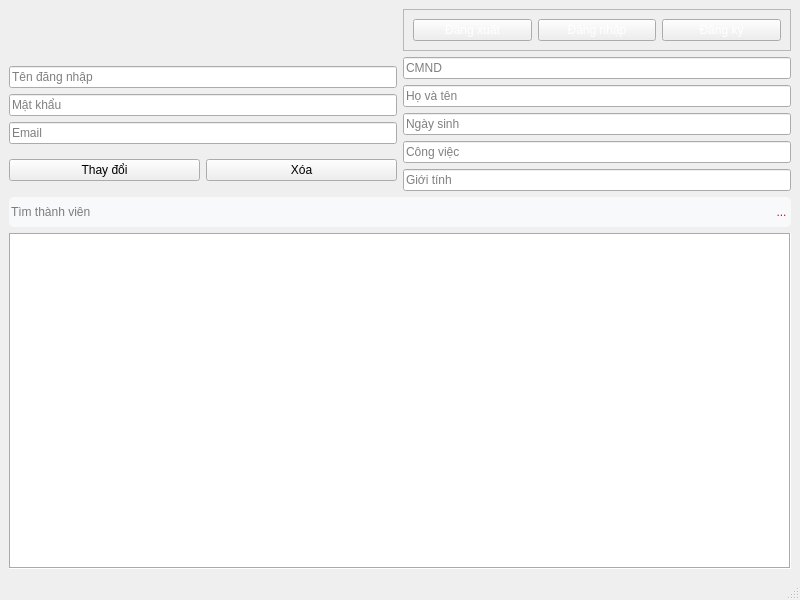
The window that managergui.ui (fantasyinferno/libpro) describes before a commit, drawn with Qt 5.
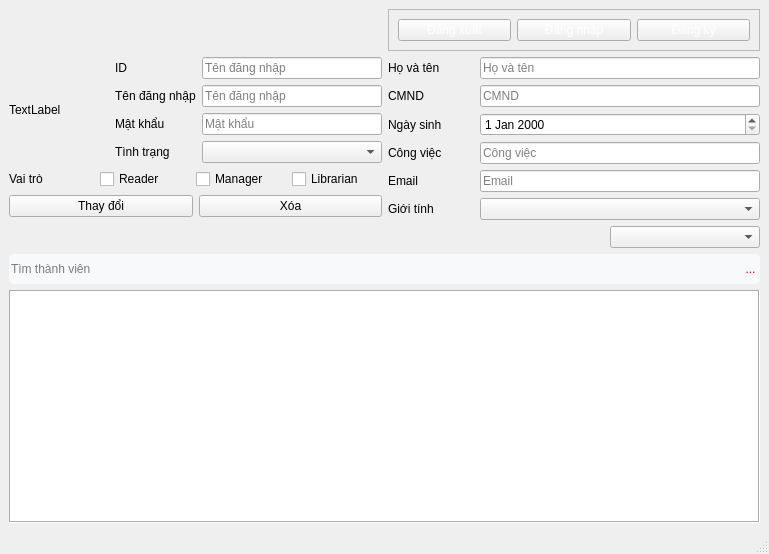
The same window after the commit. Icons and pictures are not drawn.

```diff
--- a/managergui.ui
+++ b/managergui.ui
@@ -6,8 +6,8 @@
    <rect>
     <x>0</x>
     <y>0</y>
-    <width>800</width>
-    <height>600</height>
+    <width>769</width>
+    <height>554</height>
    </rect>
   </property>
   <property name="windowTitle">
@@ -119,26 +119,285 @@
           <item>
            <layout class="QVBoxLayout" name="verticalLayout">
             <item>
-             <widget class="QLineEdit" name="tenDangNhap">
-              <property name="placeholderText">
-               <string>Tên đăng nhập</string>
+             <layout class="QHBoxLayout" name="horizontalLayout_15">
+              <property name="bottomMargin">
+               <number>0</number>
               </property>
+              <item>
+               <widget class="QLabel" name="label_12">
+                <property name="sizePolicy">
+                 <sizepolicy hsizetype="Fixed" vsizetype="Fixed">
+                  <horstretch>0</horstretch>
+                  <verstretch>0</verstretch>
+                 </sizepolicy>
+                </property>
+                <property name="minimumSize">
+                 <size>
+                  <width>100</width>
+                  <height>100</height>
+                 </size>
+                </property>
+                <property name="text">
+                 <string>TextLabel</string>
+                </property>
+               </widget>
+              </item>
+              <item>
+               <layout class="QVBoxLayout" name="verticalLayout_7">
+                <property name="bottomMargin">
+                 <number>0</number>
+                </property>
+                <item>
+                 <layout class="QHBoxLayout" name="horizontalLayout_14">
+                  <property name="bottomMargin">
+                   <number>0</number>
+                  </property>
+                  <item>
+                   <widget class="QLabel" name="label_11">
+                    <property name="text">
+                     <string>ID</string>
+                    </property>
+                   </widget>
+                  </item>
+                  <item>
+                   <spacer name="horizontalSpacer_11">
+                    <property name="orientation">
+                     <enum>Qt::Horizontal</enum>
+                    </property>
+                    <property name="sizeHint" stdset="0">
+                     <size>
+                      <width>0</width>
+                      <height>20</height>
+                     </size>
+                    </property>
+                   </spacer>
+                  </item>
+                  <item>
+                   <widget class="QLineEdit" name="id">
+                    <property name="sizePolicy">
+                     <sizepolicy hsizetype="Fixed" vsizetype="Fixed">
+                      <horstretch>0</horstretch>
+                      <verstretch>0</verstretch>
+                     </sizepolicy>
+                    </property>
+                    <property name="minimumSize">
+                     <size>
+                      <width>180</width>
+                      <height>0</height>
+                     </size>
+                    </property>
+                    <property name="placeholderText">
+                     <string>Tên đăng nhập</string>
+                    </property>
+                   </widget>
+                  </item>
+                 </layout>
+                </item>
+                <item>
+                 <layout class="QHBoxLayout" name="horizontalLayout_7">
+                  <property name="bottomMargin">
+                   <number>0</number>
+                  </property>
+                  <item>
+                   <widget class="QLabel" name="label">
+                    <property name="text">
+                     <string>Tên đăng nhập</string>
+                    </property>
+                   </widget>
+                  </item>
+                  <item>
+                   <spacer name="horizontalSpacer_2">
+                    <property name="orientation">
+                     <enum>Qt::Horizontal</enum>
+                    </property>
+                    <property name="sizeHint" stdset="0">
+                     <size>
+                      <width>0</width>
+                      <height>20</height>
+                     </size>
+                    </property>
+                   </spacer>
+                  </item>
+                  <item>
+                   <widget class="QLineEdit" name="tenDangNhap">
+                    <property name="sizePolicy">
+                     <sizepolicy hsizetype="Fixed" vsizetype="Fixed">
+                      <horstretch>0</horstretch>
+                      <verstretch>0</verstretch>
+                     </sizepolicy>
+                    </property>
+                    <property name="minimumSize">
+                     <size>
+                      <width>180</width>
+                      <height>0</height>
+                     </size>
+                    </property>
+                    <property name="placeholderText">
+                     <string>Tên đăng nhập</string>
+                    </property>
+                   </widget>
+                  </item>
+                 </layout>
+                </item>
+                <item>
+                 <layout class="QHBoxLayout" name="horizontalLayout_9">
+                  <property name="bottomMargin">
+                   <number>0</number>
+                  </property>
+                  <item>
+                   <widget class="QLabel" name="label_2">
+                    <property name="text">
+                     <string>Mật khẩu</string>
+                    </property>
+                   </widget>
+                  </item>
+                  <item>
+                   <spacer name="horizontalSpacer_3">
+                    <property name="orientation">
+                     <enum>Qt::Horizontal</enum>
+                    </property>
+                    <property name="sizeHint" stdset="0">
+                     <size>
+                      <width>0</width>
+                      <height>20</height>
+                     </size>
+                    </property>
+                   </spacer>
+                  </item>
+                  <item>
+                   <widget class="QLineEdit" name="matKhau">
+                    <property name="sizePolicy">
+                     <sizepolicy hsizetype="Fixed" vsizetype="Fixed">
+                      <horstretch>0</horstretch>
+                      <verstretch>0</verstretch>
+                     </sizepolicy>
+                    </property>
+                    <property name="minimumSize">
+                     <size>
+                      <width>180</width>
+                      <height>0</height>
+                     </size>
+                    </property>
+                    <property name="text">
+                     <string/>
+                    </property>
+                    <property name="placeholderText">
+                     <string>Mật khẩu</string>
+                    </property>
+                   </widget>
+                  </item>
+                 </layout>
+                </item>
+                <item>
+                 <layout class="QHBoxLayout" name="horizontalLayout_11">
+                  <property name="bottomMargin">
+                   <number>0</number>
+                  </property>
+                  <item>
+                   <widget class="QLabel" name="label_4">
+                    <property name="text">
+                     <string>Tình trạng</string>
+                    </property>
+                   </widget>
+                  </item>
+                  <item>
+                   <spacer name="horizontalSpacer_5">
+                    <property name="orientation">
+                     <enum>Qt::Horizontal</enum>
+                    </property>
+                    <property name="sizeHint" stdset="0">
+                     <size>
+                      <width>0</width>
+                      <height>20</height>
+                     </size>
+                    </property>
+                   </spacer>
+                  </item>
+                  <item>
+                   <widget class="QComboBox" name="tinhTrang">
+                    <property name="sizePolicy">
+                     <sizepolicy hsizetype="Fixed" vsizetype="Fixed">
+                      <horstretch>0</horstretch>
+                      <verstretch>0</verstretch>
+                     </sizepolicy>
+                    </property>
+                    <property name="minimumSize">
+                     <size>
+                      <width>180</width>
+                      <height>0</height>
+                     </size>
+                    </property>
+                   </widget>
+                  </item>
+                 </layout>
+                </item>
+               </layout>
+              </item>
+             </layout>
+            </item>
+           </layout>
+          </item>
+          <item>
+           <layout class="QHBoxLayout" name="horizontalLayout_19">
+            <property name="bottomMargin">
+             <number>0</number>
+            </property>
+            <item>
+             <widget class="QLabel" name="label_10">
+              <property name="text">
+               <string>Vai trò</string>
+              </property>
              </widget>
             </item>
             <item>
-             <widget class="QLineEdit" name="matKhau">
+             <spacer name="horizontalSpacer_12">
+              <property name="orientation">
+               <enum>Qt::Horizontal</enum>
+              </property>
+              <property name="sizeHint" stdset="0">
+               <size>
+                <width>0</width>
+                <height>20</height>
+               </size>
+              </property>
+             </spacer>
+            </item>
+            <item>
+             <widget class="QCheckBox" name="reader">
+              <property name="minimumSize">
+               <size>
+                <width>90</width>
+                <height>0</height>
+               </size>
+              </property>
               <property name="text">
-               <string/>
+               <string>Reader</string>
               </property>
-              <property name="placeholderText">
-               <string>Mật khẩu</string>
+             </widget>
+            </item>
+            <item>
+             <widget class="QCheckBox" name="manager">
+              <property name="minimumSize">
+               <size>
+                <width>90</width>
+                <height>0</height>
+               </size>
               </property>
+              <property name="text">
+               <string>Manager</string>
+              </property>
              </widget>
             </item>
             <item>
-             <widget class="QLineEdit" name="email">
-              <property name="placeholderText">
-               <string>Email</string>
+             <widget class="QCheckBox" name="librarian">
+              <property name="minimumSize">
+               <size>
+                <width>90</width>
+                <height>0</height>
+               </size>
+              </property>
+              <property name="text">
+               <string>Librarian</string>
               </property>
              </widget>
             </item>
@@ -167,39 +426,268 @@
         <item>
          <layout class="QVBoxLayout" name="verticalLayout_3">
           <item>
-           <widget class="QLineEdit" name="CMND">
-            <property name="placeholderText">
-             <string>CMND</string>
+           <layout class="QHBoxLayout" name="horizontalLayout_13">
+            <property name="bottomMargin">
+             <number>0</number>
             </property>
-           </widget>
+            <item>
+             <widget class="QLabel" name="label_6">
+              <property name="text">
+               <string>Họ và tên</string>
+              </property>
+             </widget>
+            </item>
+            <item>
+             <spacer name="horizontalSpacer_7">
+              <property name="orientation">
+               <enum>Qt::Horizontal</enum>
+              </property>
+              <property name="sizeHint" stdset="0">
+               <size>
+                <width>0</width>
+                <height>20</height>
+               </size>
+              </property>
+             </spacer>
+            </item>
+            <item>
+             <widget class="QLineEdit" name="hoVaTen">
+              <property name="sizePolicy">
+               <sizepolicy hsizetype="Fixed" vsizetype="Fixed">
+                <horstretch>0</horstretch>
+                <verstretch>0</verstretch>
+               </sizepolicy>
+              </property>
+              <property name="minimumSize">
+               <size>
+                <width>280</width>
+                <height>0</height>
+               </size>
+              </property>
+              <property name="placeholderText">
+               <string>Họ và tên</string>
+              </property>
+             </widget>
+            </item>
+           </layout>
           </item>
           <item>
-           <widget class="QLineEdit" name="hoVaTen">
-            <property name="placeholderText">
-             <string>Họ và tên</string>
+           <layout class="QHBoxLayout" name="horizontalLayout_12">
+            <property name="bottomMargin">
+             <number>0</number>
             </property>
-           </widget>
+            <item>
+             <widget class="QLabel" name="label_5">
+              <property name="text">
+               <string>CMND</string>
+              </property>
+             </widget>
+            </item>
+            <item>
+             <spacer name="horizontalSpacer_6">
+              <property name="orientation">
+               <enum>Qt::Horizontal</enum>
+              </property>
+              <property name="sizeHint" stdset="0">
+               <size>
+                <width>0</width>
+                <height>20</height>
+               </size>
+              </property>
+             </spacer>
+            </item>
+            <item>
+             <widget class="QLineEdit" name="CMND">
+              <property name="sizePolicy">
+               <sizepolicy hsizetype="Fixed" vsizetype="Fixed">
+                <horstretch>0</horstretch>
+                <verstretch>0</verstretch>
+               </sizepolicy>
+              </property>
+              <property name="minimumSize">
+               <size>
+                <width>280</width>
+                <height>0</height>
+               </size>
+              </property>
+              <property name="placeholderText">
+               <string>CMND</string>
+              </property>
+             </widget>
+            </item>
+           </layout>
           </item>
           <item>
-           <widget class="QLineEdit" name="ngaySinh">
-            <property name="placeholderText">
-             <string>Ngày sinh</string>
+           <layout class="QHBoxLayout" name="horizontalLayout_16">
+            <property name="bottomMargin">
+             <number>0</number>
             </property>
-           </widget>
+            <item>
+             <widget class="QLabel" name="label_7">
+              <property name="text">
+               <string>Ngày sinh</string>
+              </property>
+             </widget>
+            </item>
+            <item>
+             <spacer name="horizontalSpacer_8">
+              <property name="orientation">
+               <enum>Qt::Horizontal</enum>
+              </property>
+              <property name="sizeHint" stdset="0">
+               <size>
+                <width>0</width>
+                <height>20</height>
+               </size>
+              </property>
+             </spacer>
+            </item>
+            <item>
+             <widget class="QDateEdit" name="ngaySinh">
+              <property name="minimumSize">
+               <size>
+                <width>280</width>
+                <height>0</height>
+               </size>
+              </property>
+             </widget>
+            </item>
+           </layout>
           </item>
           <item>
-           <widget class="QLineEdit" name="congViec">
-            <property name="placeholderText">
-             <string>Công việc</string>
+           <layout class="QHBoxLayout" name="horizontalLayout_17">
+            <property name="bottomMargin">
+             <number>0</number>
             </property>
-           </widget>
+            <item>
+             <widget class="QLabel" name="label_8">
+              <property name="text">
+               <string>Công việc</string>
+              </property>
+             </widget>
+            </item>
+            <item>
+             <spacer name="horizontalSpacer_9">
+              <property name="orientation">
+               <enum>Qt::Horizontal</enum>
+              </property>
+              <property name="sizeHint" stdset="0">
+               <size>
+                <width>0</width>
+                <height>20</height>
+               </size>
+              </property>
+             </spacer>
+            </item>
+            <item>
+             <widget class="QLineEdit" name="congViec">
+              <property name="sizePolicy">
+               <sizepolicy hsizetype="Fixed" vsizetype="Fixed">
+                <horstretch>0</horstretch>
+                <verstretch>0</verstretch>
+               </sizepolicy>
+              </property>
+              <property name="minimumSize">
+               <size>
+                <width>280</width>
+                <height>0</height>
+               </size>
+              </property>
+              <property name="placeholderText">
+               <string>Công việc</string>
+              </property>
+             </widget>
+            </item>
+           </layout>
           </item>
           <item>
-           <widget class="QLineEdit" name="gioiTinh">
-            <property name="placeholderText">
-             <string>Giới tính</string>
+           <layout class="QHBoxLayout" name="horizontalLayout_10">
+            <property name="bottomMargin">
+             <number>0</number>
             </property>
-           </widget>
+            <item>
+             <widget class="QLabel" name="label_3">
+              <property name="text">
+               <string>Email</string>
+              </property>
+             </widget>
+            </item>
+            <item>
+             <spacer name="horizontalSpacer_4">
+              <property name="orientation">
+               <enum>Qt::Horizontal</enum>
+              </property>
+              <property name="sizeHint" stdset="0">
+               <size>
+                <width>0</width>
+                <height>20</height>
+               </size>
+              </property>
+             </spacer>
+            </item>
+            <item>
+             <widget class="QLineEdit" name="email">
+              <property name="sizePolicy">
+               <sizepolicy hsizetype="Fixed" vsizetype="Fixed">
+                <horstretch>0</horstretch>
+                <verstretch>0</verstretch>
+               </sizepolicy>
+              </property>
+              <property name="minimumSize">
+               <size>
+                <width>280</width>
+                <height>0</height>
+               </size>
+              </property>
+              <property name="placeholderText">
+               <string>Email</string>
+              </property>
+             </widget>
+            </item>
+           </layout>
+          </item>
+          <item>
+           <layout class="QHBoxLayout" name="horizontalLayout_18">
+            <property name="bottomMargin">
+             <number>0</number>
+            </property>
+            <item>
+             <widget class="QLabel" name="label_9">
+              <property name="text">
+               <string>Giới tính</string>
+              </property>
+             </widget>
+            </item>
+            <item>
+             <spacer name="horizontalSpacer_10">
+              <property name="orientation">
+               <enum>Qt::Horizontal</enum>
+              </property>
+              <property name="sizeHint" stdset="0">
+               <size>
+                <width>0</width>
+                <height>20</height>
+               </size>
+              </property>
+             </spacer>
+            </item>
+            <item>
+             <widget class="QComboBox" name="gioiTinh">
+              <property name="sizePolicy">
+               <sizepolicy hsizetype="Fixed" vsizetype="Fixed">
+                <horstretch>0</horstretch>
+                <verstretch>0</verstretch>
+               </sizepolicy>
+              </property>
+              <property name="minimumSize">
+               <size>
+                <width>280</width>
+                <height>0</height>
+               </size>
+              </property>
+             </widget>
+            </item>
+           </layout>
           </item>
          </layout>
         </item>
@@ -207,6 +695,42 @@
       </item>
       <item>
        <layout class="QVBoxLayout" name="verticalLayout_2">
+        <item>
+         <layout class="QHBoxLayout" name="horizontalLayout_6">
+          <property name="bottomMargin">
+           <number>0</number>
+          </property>
+          <item>
+           <spacer name="horizontalSpacer">
+            <property name="orientation">
+             <enum>Qt::Horizontal</enum>
+            </property>
+            <property name="sizeHint" stdset="0">
+             <size>
+              <width>40</width>
+              <height>20</height>
+             </size>
+            </property>
+           </spacer>
+          </item>
+          <item>
+           <widget class="QComboBox" name="comboBox">
+            <property name="sizePolicy">
+             <sizepolicy hsizetype="Fixed" vsizetype="Fixed">
+              <horstretch>0</horstretch>
+              <verstretch>0</verstretch>
+             </sizepolicy>
+            </property>
+            <property name="minimumSize">
+             <size>
+              <width>150</width>
+              <height>0</height>
+             </size>
+            </property>
+           </widget>
+          </item>
+         </layout>
+        </item>
         <item>
          <layout class="QHBoxLayout" name="horizontalLayout_8">
           <property name="spacing">
```
Left out of the diff: 24 changed lines with no effect on the pictures.
